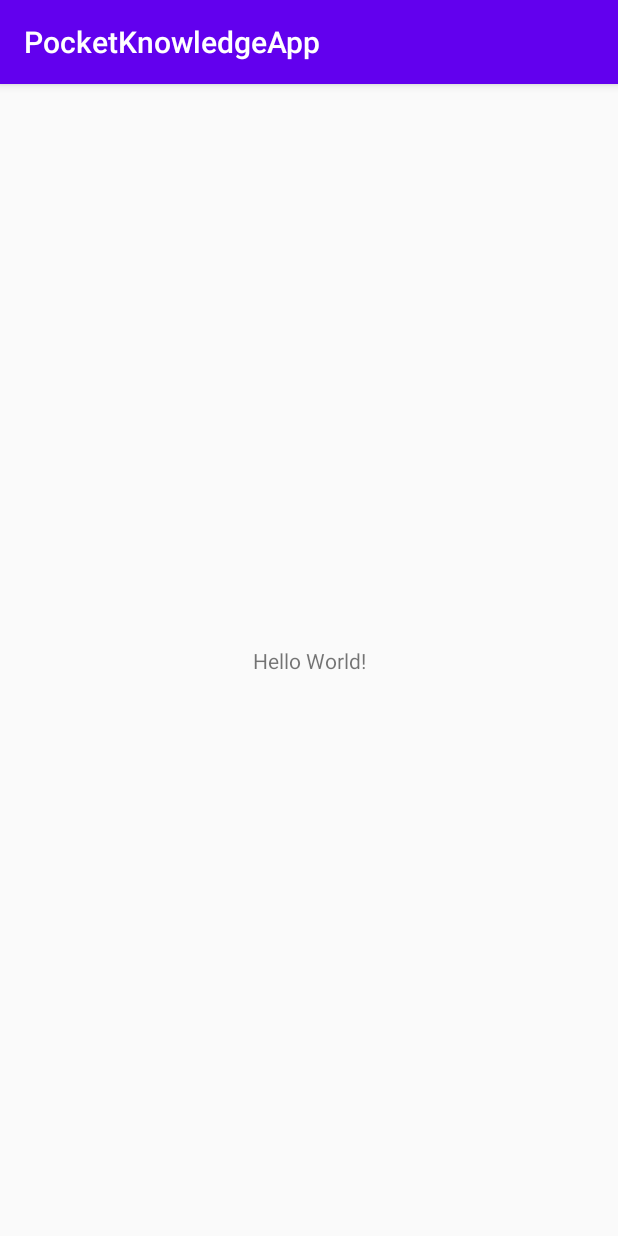
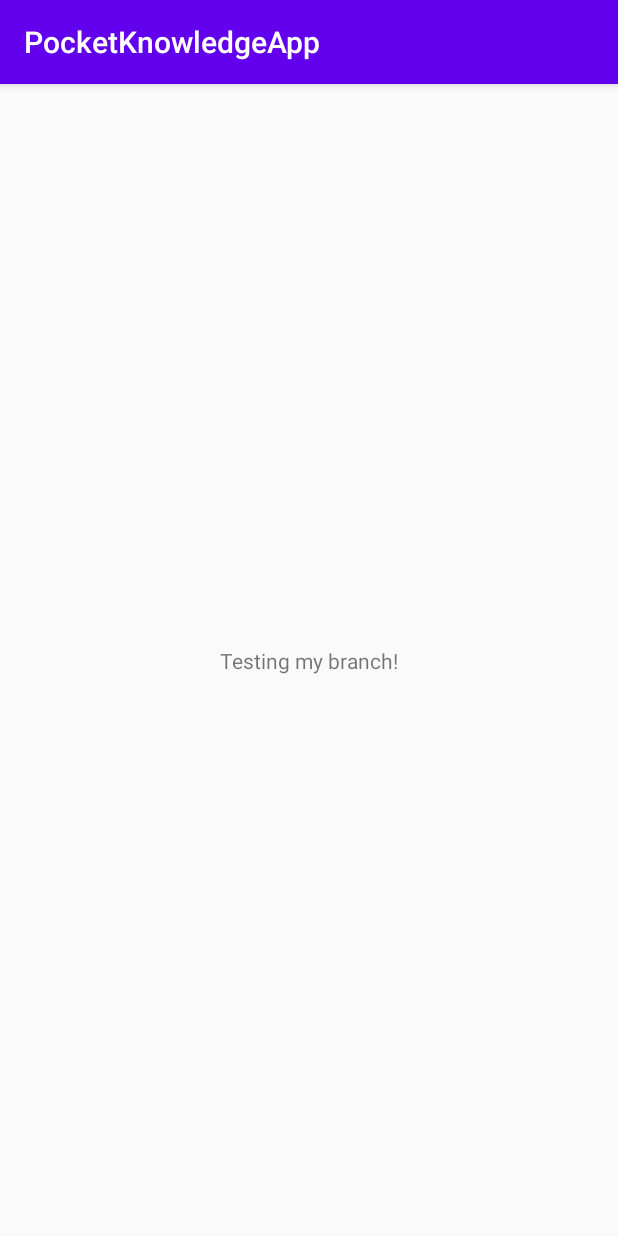
Before and after one commit to JaimeSerrano15/PocketKnowledge, an Android app: the screen it shows after launch (MainActivity), on a phone screen of 412 x 824 dp. Run offline under Robolectric (Android 15) with nearby library versions, the light colour scheme and no system bars.

Commit message:
Testing Jaime's branch

```diff
--- a/PocketKnowledgeApp/app/src/main/res/layout/activity_main.xml
+++ b/PocketKnowledgeApp/app/src/main/res/layout/activity_main.xml
@@ -9,7 +9,7 @@
     <TextView
         android:layout_width="wrap_content"
         android:layout_height="wrap_content"
-        android:text="Hello World!"
+        android:text="Testing my branch!"
         app:layout_constraintBottom_toBottomOf="parent"
         app:layout_constraintLeft_toLeftOf="parent"
         app:layout_constraintRight_toRightOf="parent"
```
